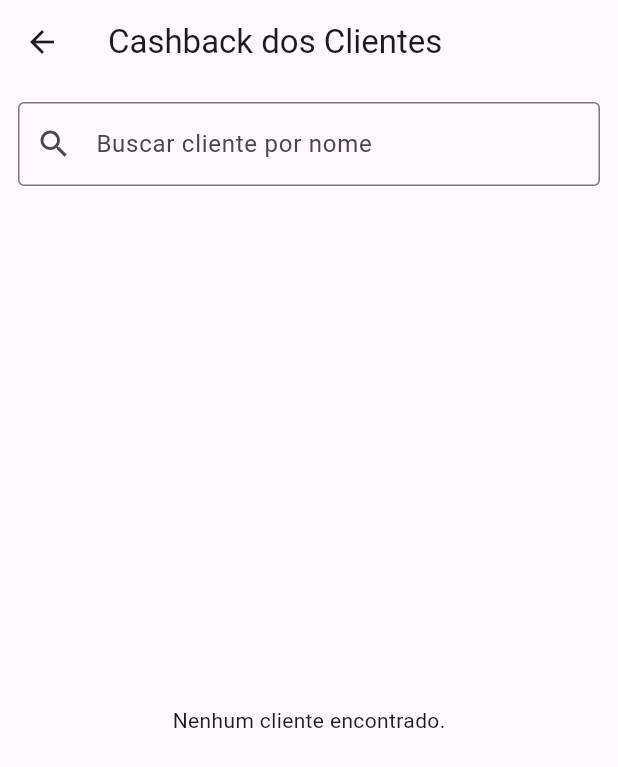
After one commit to PJosquin/cadastro_clientes_final, a Flutter app: the screen it shows after launch, after a tap on "Cashback dos Clientes", on a phone screen of 412 x 824 dp. The commit adds this screen. Shown: the top 767 px of the screen. Run offline on Flutter 3.47's test engine with Material 3 defaults, Android fonts, the phone set to English and light mode, and no system bars; our stand-ins replace cloud_firestore, firebase_core, flutter_masked_text2, font_awesome_flutter, mask_text_input_formatter; missing offline and left inert: mobile_scanner, qr_code_scanner; accounts and stored records are empty.

Commit message:
v9.0 Cashback - adicionada cashback_page e botão no menu principal

```diff
--- /dev/null
+++ b/lib/cashback_page.dart
@@ -0,0 +1,125 @@
+// lib/cashback_page.dart
+import 'package:flutter/material.dart';
+import 'package:cloud_firestore/cloud_firestore.dart';
+
+class CashbackPage extends StatefulWidget {
+  const CashbackPage({Key? key}) : super(key: key);
+
+  @override
+  State<CashbackPage> createState() => _CashbackPageState();
+}
+
+class _CashbackPageState extends State<CashbackPage> {
+  String _filtro = '';
+
+  @override
+  Widget build(BuildContext context) {
+    final clientesRef = FirebaseFirestore.instance
+        .collection('clientes')
+        .orderBy('nome');
+
+    return Scaffold(
+      appBar: AppBar(
+        title: const Text('Cashback dos Clientes'),
+      ),
+      body: Column(
+        children: [
+          // 🔎 Campo de busca (nome)
+          Padding(
+            padding: const EdgeInsets.all(12),
+            child: TextField(
+              decoration: const InputDecoration(
+                prefixIcon: Icon(Icons.search),
+                labelText: 'Buscar cliente por nome',
+                border: OutlineInputBorder(),
+              ),
+              onChanged: (v) => setState(() => _filtro = v.trim().toLowerCase()),
+            ),
+          ),
+
+          Expanded(
+            child: StreamBuilder<QuerySnapshot>(
+              stream: clientesRef.snapshots(),
+              builder: (context, snapshot) {
+                if (snapshot.hasError) {
+                  return Center(
+                    child: Text('Erro ao carregar: ${snapshot.error}'),
+                  );
+                }
+
+                if (!snapshot.hasData) {
+                  return const Center(child: CircularProgressIndicator());
+                }
+
+                final docs = snapshot.data!.docs;
+
+                // 🔍 Filtra por nome
+                final filtrados = docs.where((d) {
+                  final nome = (d['nome'] ?? '').toString().toLowerCase();
+                  return nome.contains(_filtro);
+                }).toList();
+
+                if (filtrados.isEmpty) {
+                  return const Center(
+                    child: Text('Nenhum cliente encontrado.'),
+                  );
+                }
+
+                return ListView.builder(
+                  itemCount: filtrados.length,
+                  itemBuilder: (context, index) {
+                    final doc = filtrados[index];
+                    final data = doc.data() as Map<String, dynamic>;
+
+                    final nome = (data['nome'] ?? '').toString();
+                    final telefone = (data['telefone'] ?? '').toString();
+
+                    double cashback = 0.0;
+                    final cb = data['cashback_acumulado'];
+                    if (cb is num) {
+                      cashback = cb.toDouble();
+                    } else if (cb is String) {
+                      cashback = double.tryParse(cb.replaceAll(',', '.')) ?? 0.0;
+                    }
+
+                    final temCashback = cashback > 0;
+
+                    return ListTile(
+                      leading: CircleAvatar(
+                        child: Text(
+                          nome.isNotEmpty ? nome[0].toUpperCase() : '?',
+                        ),
+                      ),
+                      title: Text(nome),
+                      subtitle: Column(
+                        crossAxisAlignment: CrossAxisAlignment.start,
+                        children: [
+                          if (telefone.isNotEmpty)
+                            Text('Telefone: $telefone'),
+                          Text('Cashback: R\$ ${cashback.toStringAsFixed(2)}'),
+                        ],
+                      ),
+                      trailing: temCashback
+                          ? const Icon(Icons.monetization_on,
+                              color: Colors.green)
+                          : const Icon(Icons.money_off),
+                      onTap: () {
+                        // Futuro: abrir detalhes ou permitir ajustes
+                        ScaffoldMessenger.of(context).showSnackBar(
+                          SnackBar(
+                            content: Text(
+                                'Cliente: $nome — Cashback R\$ ${cashback.toStringAsFixed(2)}'),
+                          ),
+                        );
+                      },
+                    );
+                  },
+                );
+              },
+            ),
+          ),
+        ],
+      ),
+    );
+  }
+}
--- a/lib/main.dart
+++ b/lib/main.dart
@@ -10,6 +10,7 @@ import 'filtro_page.dart';
 import 'pesquisa_aniversariantes_page.dart';
 import 'editar_clientes_page.dart';
 import 'registro_venda_page.dart';
+import 'cashback_page.dart'; // 🔹 NOVO IMPORT
 
 void main() async {
   WidgetsFlutterBinding.ensureInitialized();
@@ -81,6 +82,7 @@ class HomePage extends StatelessWidget {
                 child: const Text("Cadastrar Cliente"),
               ),
               const SizedBox(height: 20),
+
               ElevatedButton(
                 style: botaoPadrao,
                 onPressed: () {
@@ -92,6 +94,7 @@ class HomePage extends StatelessWidget {
                 child: const Text("Lista de Clientes"),
               ),
               const SizedBox(height: 20),
+
               ElevatedButton(
                 style: botaoPadrao,
                 onPressed: () {
@@ -103,6 +106,7 @@ class HomePage extends StatelessWidget {
                 child: const Text("Pesquisar com Filtros"),
               ),
               const SizedBox(height: 20),
+
               ElevatedButton(
                 style: botaoPadrao,
                 onPressed: () {
@@ -116,6 +120,7 @@ class HomePage extends StatelessWidget {
                 child: const Text("Pesquisar Aniversariantes"),
               ),
               const SizedBox(height: 20),
+
               ElevatedButton(
                 style: botaoPadrao,
                 onPressed: () {
@@ -129,6 +134,7 @@ class HomePage extends StatelessWidget {
                 child: const Text("Editar Clientes"),
               ),
               const SizedBox(height: 20),
+
               ElevatedButton(
                 style: botaoPadrao,
                 onPressed: () {
@@ -141,6 +147,21 @@ class HomePage extends StatelessWidget {
                 },
                 child: const Text("Registrar Venda"),
               ),
+              const SizedBox(height: 20),
+
+              // 🔵 NOVO BOTÃO DE CASHBACK
+              ElevatedButton(
+                style: botaoPadrao,
+                onPressed: () {
+                  Navigator.push(
+                    context,
+                    MaterialPageRoute(
+                      builder: (_) => const CashbackPage(),
+                    ),
+                  );
+                },
+                child: const Text("Cashback dos Clientes"),
+              ),
             ],
           ),
         ),
```
